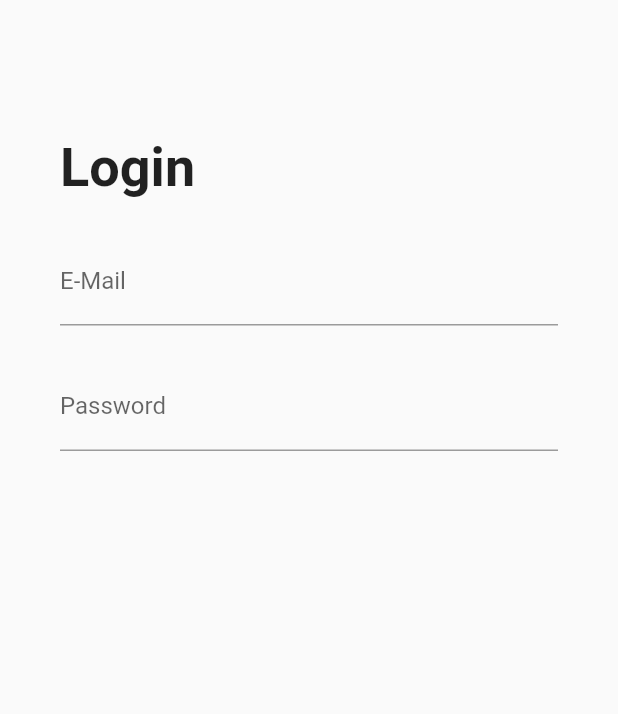
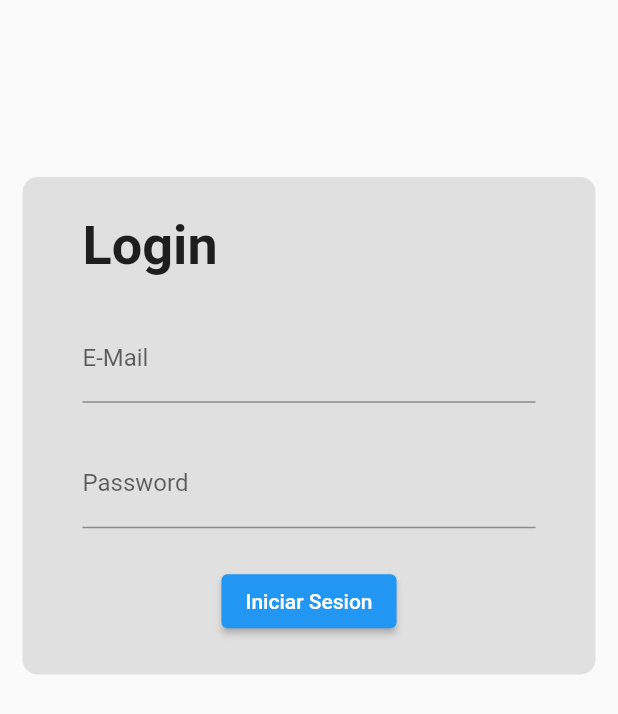
Before and after one commit to EzpadaZ/AcanmulProject, a Flutter app: the screen it shows after launch, on a phone screen of 412 x 824 dp. Shown: the top 714 px of the screen. Run offline on Flutter 3.47's test engine with Material 2 defaults, Android fonts, the light colour scheme and no system bars.

Commit message:
Added some components, initial design is somewhat done.

```diff
--- /dev/null
+++ b/lib/componentes/round_icon_button.dart
@@ -0,0 +1,13 @@
+import 'package:flutter/material.dart';
+
+class RoundIconButton extends StatelessWidget {
+  final String labelTxt;
+  final Function onpress;
+
+  RoundIconButton({this.labelTxt, this.onpress});
+
+  @override
+  Widget build(BuildContext context) {
+    return ElevatedButton(onPressed: onpress, child: Text(labelTxt));
+  }
+}
--- a/lib/pantallas/auth/login/login_window.dart
+++ b/lib/pantallas/auth/login/login_window.dart
@@ -1,5 +1,7 @@
 import 'package:flutter/material.dart';
 import '../../../backend/APIService.dart';
+import '../../../componentes/reusable_card.dart';
+import '../../../componentes/round_icon_button.dart';
 
 class LoginWindow extends StatefulWidget {
   @override
@@ -20,25 +22,39 @@ class _LoginWindowState extends State<LoginWindow> {
     return Scaffold(
         body: SafeArea(
       child: Column(
+        children: [
+          SizedBox(
+            height: size.height * 0.125,
+          ),
+          ReusableCard(
+            color: Colors.grey.shade300,
+            cardChild: Column(
               mainAxisAlignment: MainAxisAlignment.center,
               children: <Widget>[
+                SizedBox(
+                  height: size.height * 0.03,
+                ),
                 Container(
                     alignment: Alignment.centerLeft,
-            padding: EdgeInsets.symmetric(horizontal: 40),
+                    padding: EdgeInsets.symmetric(horizontal: 40.0),
                     child: Text(
                       "Login",
-              style: TextStyle(fontWeight: FontWeight.bold, fontSize: 36),
+                      style: TextStyle(
+                          fontWeight: FontWeight.bold,
+                          fontSize: 36,
+                          color: Colors.black87),
                       textAlign: TextAlign.left,
+                    )),
+                SizedBox(
+                  height: size.height * 0.03,
                 ),
-          ),
-          SizedBox(height: size.height * 0.03),
                 Container(
                   alignment: Alignment.center,
                   margin: EdgeInsets.symmetric(horizontal: 40),
                   child: TextField(
                     decoration: InputDecoration(labelText: "E-Mail"),
                   ),
-          ), // EMAIL-CONTENEDOR.
+                ),
                 SizedBox(
                   height: size.height * 0.03,
                 ),
@@ -49,14 +65,25 @@ class _LoginWindowState extends State<LoginWindow> {
                     decoration: InputDecoration(labelText: "Password"),
                     obscureText: true,
                   ),
-          ), // CONTRASENA CONTENEDOR.
+                ),
                 SizedBox(
-            height: size.height * 0.5,
+                  height: size.height * 0.03,
                 ),
                 Container(
                   alignment: Alignment.center,
-            margin: EdgeInsets.symmetric(horizontal: 40, vertical: 10),
+                  child: RoundIconButton(
+                    labelTxt: "Iniciar Sesion",
+                    onpress: () => {
+                      // nada aun.
+                    },
+                  ),
+                ),
+                SizedBox(
+                  height: size.height * 0.03,
                 )
+              ],
+            ),
+          ),
         ],
       ),
     ));
```
Lines whose indentation alone changed are shown as unchanged.
